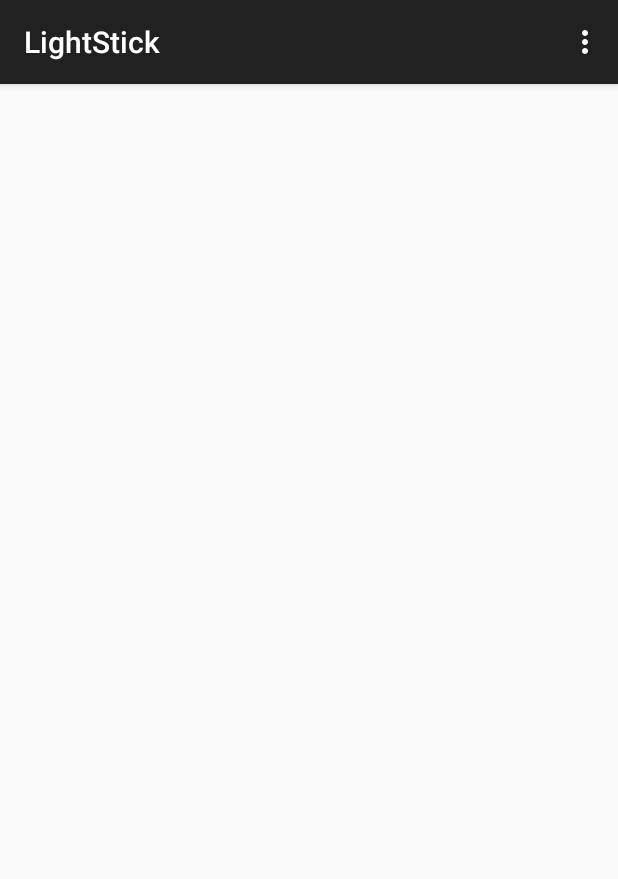
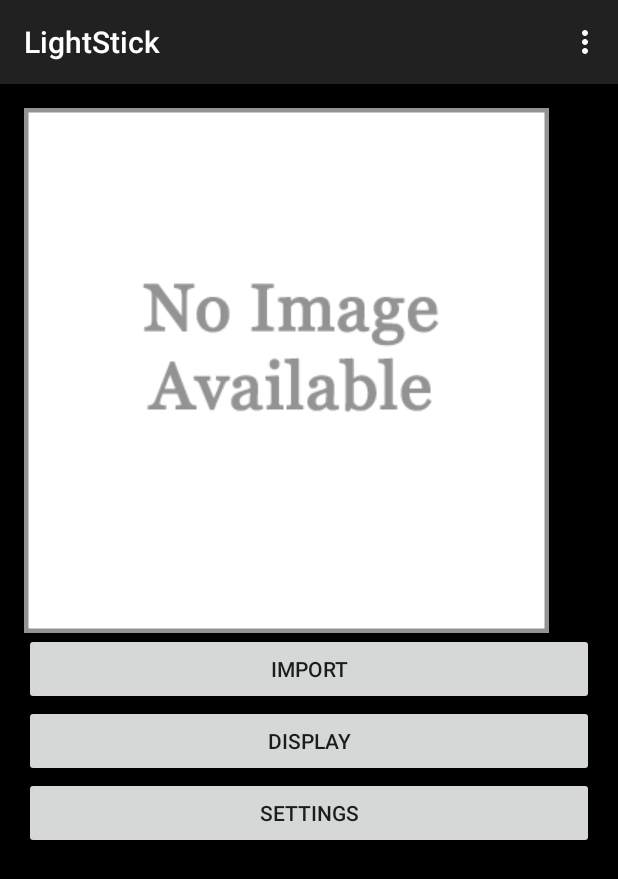
Before and after one commit to SariNusier/LightStick, an Android app: the screen it shows after launch (MainActivity), on a phone screen of 412 x 824 dp. Shown: the top 879 px of the screen. Run offline under Robolectric (Android 15) with nearby library versions, the phone set to English and light mode, and no system bars.

Commit message:
Photo loading + Prototyping design.

```diff
--- a/app/src/main/AndroidManifest.xml
+++ b/app/src/main/AndroidManifest.xml
@@ -1,7 +1,7 @@
 <?xml version="1.0" encoding="utf-8"?>
 <manifest xmlns:android="http://schemas.android.com/apk/res/android"
     package="sqhive.com.lightstick" >
-
+    <uses-permission android:name="android.permission.READ_EXTERNAL_STORAGE"/>
     <application
         android:allowBackup="true"
         android:icon="@mipmap/ic_launcher"
--- a/app/src/main/res/layout/activity_main.xml
+++ b/app/src/main/res/layout/activity_main.xml
@@ -3,6 +3,43 @@
     android:layout_height="match_parent" android:paddingLeft="@dimen/activity_horizontal_margin"
     android:paddingRight="@dimen/activity_horizontal_margin"
     android:paddingTop="@dimen/activity_vertical_margin"
-    android:paddingBottom="@dimen/activity_vertical_margin" tools:context=".MainActivity">
+    android:paddingBottom="@dimen/activity_vertical_margin" tools:context=".MainActivity"
+    android:background="@color/main_activity_background_color">
 
+    <LinearLayout
+        android:orientation="vertical"
+        android:layout_width="fill_parent"
+        android:layout_height="fill_parent">
+
+        <ImageView
+            android:layout_width="wrap_content"
+            android:layout_height="wrap_content"
+            android:src="@drawable/no_image"
+            android:id="@+id/imageView" />
+
+        <LinearLayout
+            android:orientation="vertical"
+            android:layout_width="fill_parent"
+            android:layout_height="fill_parent">
+
+            <Button
+                android:layout_width="match_parent"
+                android:layout_height="wrap_content"
+                android:text="Import"
+                android:id="@+id/import_button"
+                android:onClick="importPhoto" />
+
+            <Button
+                android:layout_width="match_parent"
+                android:layout_height="wrap_content"
+                android:text="Display"
+                android:id="@+id/display_button" />
+
+            <Button
+                android:layout_width="match_parent"
+                android:layout_height="wrap_content"
+                android:text="Settings"
+                android:id="@+id/settings_button" />
+        </LinearLayout>
+    </LinearLayout>
 </RelativeLayout>
--- a/app/src/main/res/values/strings.xml
+++ b/app/src/main/res/values/strings.xml
@@ -3,4 +3,6 @@
 
     <string name="hello_world">Hello world!</string>
     <string name="action_settings">Settings</string>
+
+    <color name="main_activity_background_color">#000000</color>
 </resources>
```
Also changed, not shown: app/src/main/java/sqhive/com/lightstick/MainActivity.java (+37 -0 lines), app/src/main/res/drawable/no_image.gif (added), 1 other file.
